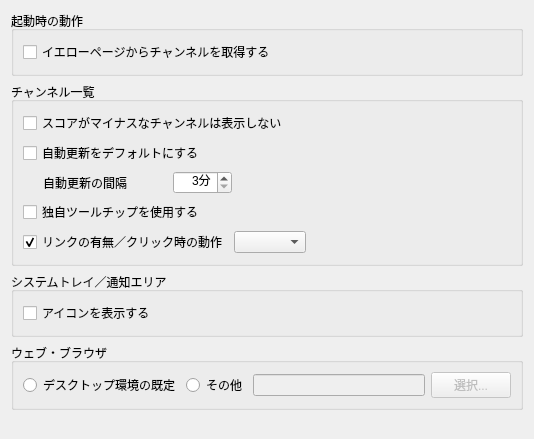
Above: generalwidget.ui from bookdraft/QPeerCastYP before the change. Below: the same form after it.
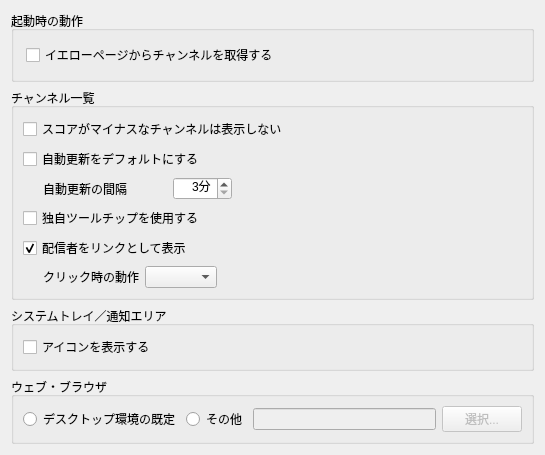
That is the form after the change.

Patch:
```diff
--- a/generalwidget.ui
+++ b/generalwidget.ui
@@ -1,12 +1,12 @@
 <ui version="4.0" >
  <class>GeneralWidget</class>
- <widget class="QWidget" name="GeneralWidget" >
-  <property name="geometry" >
+ <widget class="QWidget" name="GeneralWidget">
+  <property name="geometry">
    <rect>
     <x>0</x>
     <y>0</y>
-    <width>534</width>
-    <height>439</height>
+    <width>545</width>
+    <height>442</height>
    </rect>
   </property>
   <property name="windowTitle" >
@@ -14,25 +14,25 @@
   </property>
   <layout class="QVBoxLayout" >
    <item>
-    <widget class="QGroupBox" name="groupBox_2" >
-     <property name="title" >
+    <widget class="QGroupBox" name="groupBox_2">
+     <property name="enabled">
+      <bool>true</bool>
+     </property>
+     <property name="sizePolicy">
+      <sizepolicy hsizetype="Preferred" vsizetype="Preferred">
+       <horstretch>0</horstretch>
+       <verstretch>0</verstretch>
+      </sizepolicy>
+     </property>
+     <property name="title">
       <string>起動時の動作</string>
      </property>
-     <property name="flat" >
-      <bool>true</bool>
+     <property name="flat">
+      <bool>false</bool>
      </property>
-     <layout class="QVBoxLayout" >
-      <property name="leftMargin" >
-       <number>9</number>
-      </property>
-      <property name="topMargin" >
-       <number>9</number>
-      </property>
-      <property name="rightMargin" >
-       <number>9</number>
-      </property>
-      <property name="bottomMargin" >
-       <number>9</number>
+     <layout class="QVBoxLayout">
+      <property name="margin">
+       <number>12</number>
       </property>
       <item>
        <widget class="QCheckBox" name="updateAtStartupCheckBox" >
@@ -49,8 +49,8 @@
      <property name="title" >
       <string>チャンネル一覧</string>
      </property>
-     <property name="flat" >
-      <bool>true</bool>
+     <property name="flat">
+      <bool>false</bool>
      </property>
      <layout class="QVBoxLayout" >
       <item>
@@ -140,20 +140,30 @@
        </widget>
       </item>
       <item>
-       <layout class="QHBoxLayout" >
+       <widget class="QCheckBox" name="linkEnabledCheckBox">
+        <property name="text">
+         <string>配信者をリンクとして表示</string>
+        </property>
+        <property name="checked">
+         <bool>true</bool>
+        </property>
+       </widget>
+      </item>
+      <item>
+       <layout class="QHBoxLayout" name="horizontalLayout">
         <item>
-         <widget class="QCheckBox" name="linkEnabledCheckBox" >
-          <property name="text" >
-           <string>リンクの有無／クリック時の動作</string>
+         <widget class="QLabel" name="label_2">
+          <property name="text">
+           <string>クリック時の動作</string>
           </property>
-          <property name="checked" >
-           <bool>true</bool>
+          <property name="indent">
+           <number>20</number>
           </property>
          </widget>
         </item>
         <item>
-         <widget class="QComboBox" name="linkTypeComboBox" >
-          <property name="enabled" >
+         <widget class="QComboBox" name="linkTypeComboBox">
+          <property name="enabled">
            <bool>true</bool>
           </property>
          </widget>
@@ -181,13 +191,13 @@
      <property name="title" >
       <string>システムトレイ／通知エリア</string>
      </property>
-     <property name="flat" >
-      <bool>true</bool>
+     <property name="flat">
+      <bool>false</bool>
      </property>
-     <layout class="QVBoxLayout" >
+     <layout class="QVBoxLayout">
       <item>
-       <widget class="QCheckBox" name="showSystemTrayIconCheckBox" >
-        <property name="text" >
+       <widget class="QCheckBox" name="showSystemTrayIconCheckBox">
+        <property name="text">
          <string>アイコンを表示する</string>
         </property>
        </widget>
@@ -200,34 +210,34 @@
      <property name="title" >
       <string>ウェブ・ブラウザ</string>
      </property>
-     <property name="flat" >
-      <bool>true</bool>
+     <property name="flat">
+      <bool>false</bool>
      </property>
-     <layout class="QHBoxLayout" >
+     <layout class="QHBoxLayout">
       <item>
-       <widget class="QRadioButton" name="useCommonWebBrowserRadioButton" >
-        <property name="text" >
+       <widget class="QRadioButton" name="useCommonWebBrowserRadioButton">
+        <property name="text">
          <string>デスクトップ環境の既定</string>
         </property>
        </widget>
       </item>
       <item>
-       <widget class="QRadioButton" name="useCustomWebBrowserRadioButton" >
-        <property name="text" >
+       <widget class="QRadioButton" name="useCustomWebBrowserRadioButton">
+        <property name="text">
          <string>その他</string>
         </property>
        </widget>
       </item>
       <item>
-       <widget class="QLineEdit" name="webBrowserEdit" >
-        <property name="enabled" >
+       <widget class="QLineEdit" name="webBrowserEdit">
+        <property name="enabled">
          <bool>false</bool>
         </property>
        </widget>
       </item>
       <item>
-       <widget class="QPushButton" name="selectWebBrowserButton" >
-        <property name="enabled" >
+       <widget class="QPushButton" name="selectWebBrowserButton">
+        <property name="enabled">
          <bool>false</bool>
         </property>
         <property name="text" >
```
Left out of the diff: 91 changed lines with no effect on the pictures.
